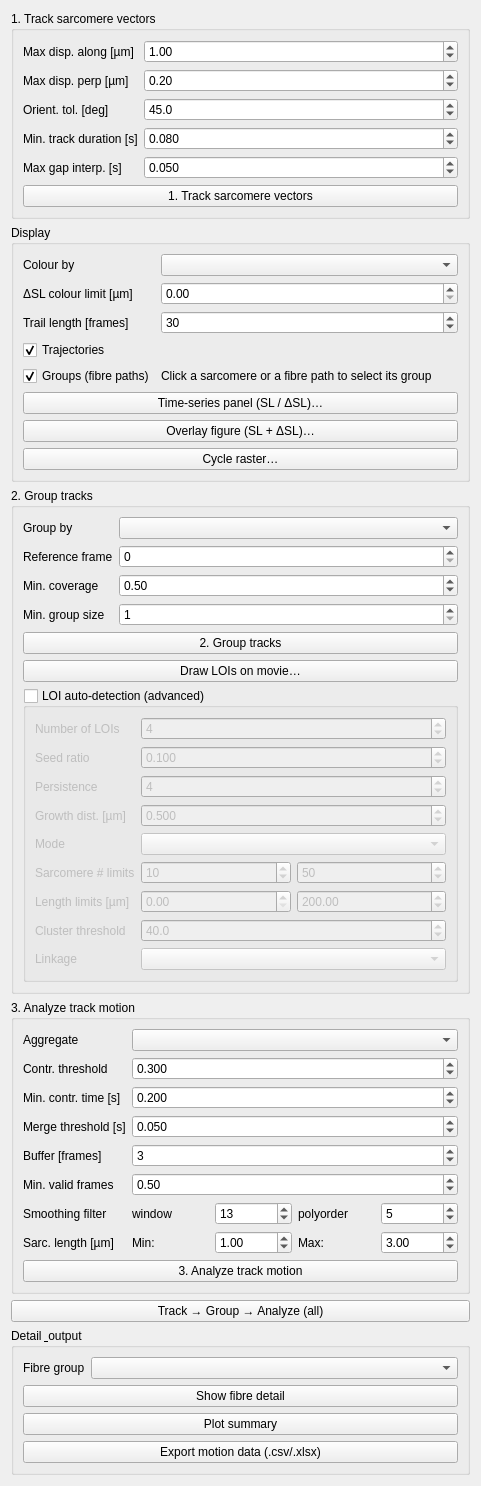
Above: sarcasm_app/ui-files/parameters_motion_analysis.ui from danihae/SarcAsM before the change. Below: the same form after it.
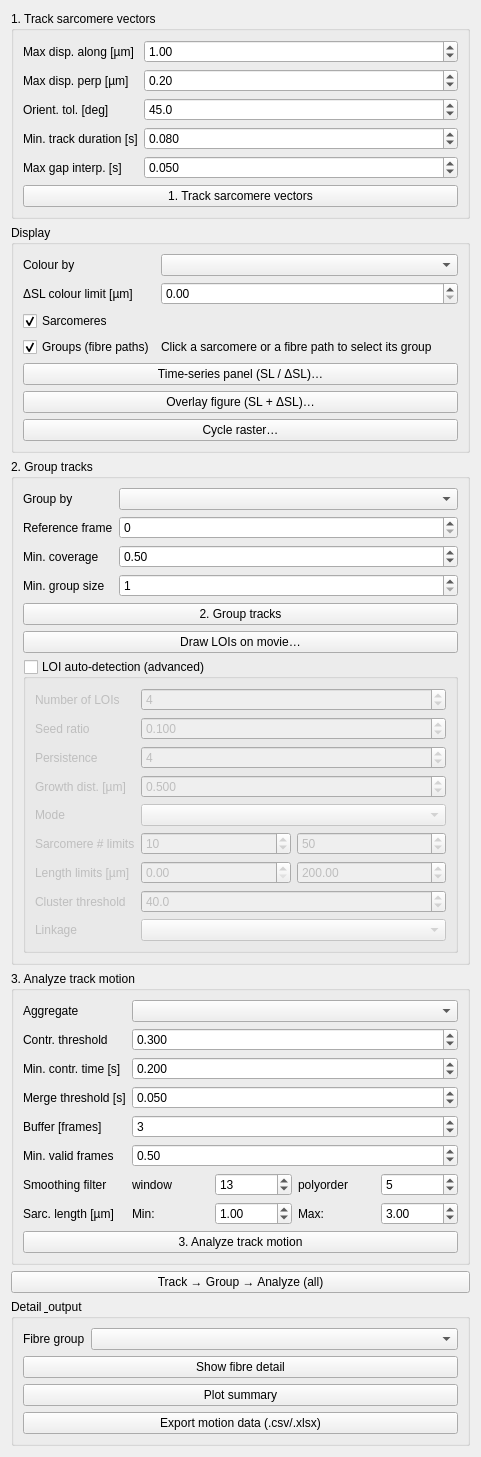
That is the form after the change.

Commit message:
refactor(app): sarcomere dots at the current frame instead of trajectory lines
No lines are drawn over the image any more. The 'Sarcomeres' Points layer holds only
the current frame's observations (data and RGBA colours swapped on the frame event,
colours precomputed per feature), so frame changes cost a few milliseconds regardless
of movie length. Trail length and the trajectories toggle are gone from the Display
group; colour-by, dSL limit, Groups paths, click-to-select and the ring stay.

```diff
--- a/sarcasm_app/ui-files/parameters_motion_analysis.ui
+++ b/sarcasm_app/ui-files/parameters_motion_analysis.ui
@@ -227,39 +227,13 @@
         </property>
        </widget>
       </item>
-      <item row="2" column="0">
-       <widget class="QLabel" name="label_display_tail">
-        <property name="toolTip">
-         <string>How many past frames of each trajectory are drawn behind the current position</string>
-        </property>
-        <property name="text">
-         <string>Trail length [frames]</string>
-        </property>
-       </widget>
-      </item>
-      <item row="2" column="1">
-       <widget class="QSpinBox" name="sb_display_tail">
-        <property name="toolTip">
-         <string>How many past frames of each trajectory are drawn behind the current position</string>
-        </property>
-        <property name="minimum">
-         <number>1</number>
-        </property>
-        <property name="maximum">
-         <number>100000</number>
-        </property>
-        <property name="value">
-         <number>30</number>
-        </property>
-       </widget>
-      </item>
       <item row="3" column="0">
        <widget class="QCheckBox" name="chk_display_trajectories">
         <property name="toolTip">
          <string>Every tracked sarcomere as a coloured trail (head = current position); a trail length of 1 shows plain dots</string>
         </property>
         <property name="text">
-         <string>Trajectories</string>
+         <string>Sarcomeres</string>
         </property>
         <property name="checked">
          <bool>true</bool>
```
Left out of the diff: 4 changed lines with no effect on the pictures. The commit also changes 8 other files.
